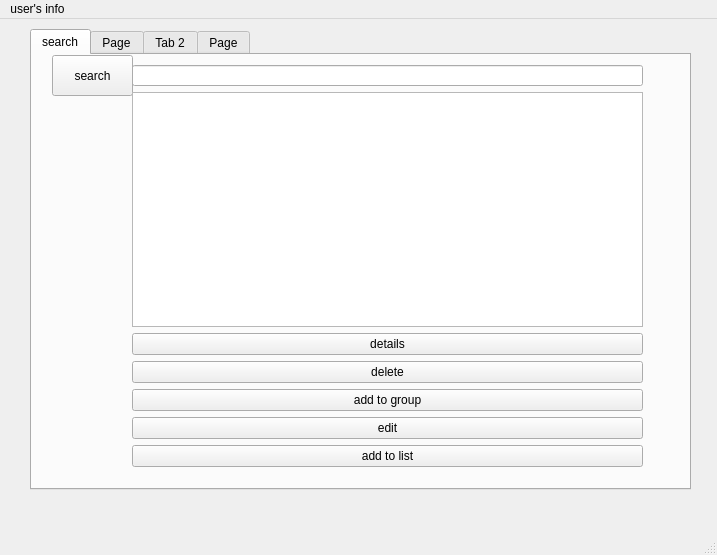
This is Store/main_page.ui in Mitraaaaa/Store as Qt 5 draws it before an edit. The edited form follows.
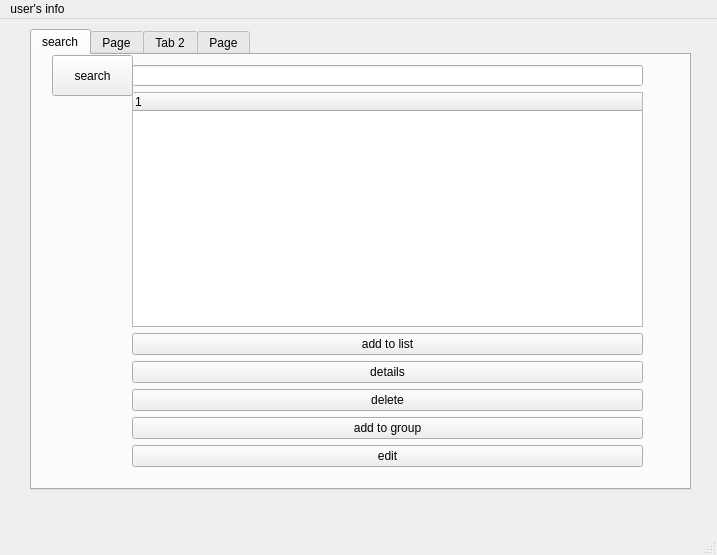
This is the edited form. Icons and pictures are not drawn.

```diff
--- a/Store/main_page.ui
+++ b/Store/main_page.ui
@@ -119,10 +119,27 @@
         </widget>
        </item>
        <item>
-        <widget class="QListWidget" name="listWidget"/>
+        <widget class="QTreeWidget" name="treeWidget">
+         <column>
+          <property name="text">
+           <string notr="true">1</string>
+          </property>
+         </column>
+        </widget>
        </item>
        <item>
-        <widget class="QPushButton" name="pushButton_5">
+        <widget class="QPushButton" name="addtolist">
+         <property name="text">
+          <string>add to list</string>
+         </property>
+         <property name="icon">
+          <iconset resource="recources.qrc">
+           <normaloff>:/rec/img/add.png</normaloff>:/rec/img/add.png</iconset>
+         </property>
+        </widget>
+       </item>
+       <item>
+        <widget class="QPushButton" name="details">
          <property name="text">
           <string>details</string>
          </property>
@@ -171,17 +188,6 @@
          </property>
         </widget>
        </item>
-       <item>
-        <widget class="QPushButton" name="pushButton_2">
-         <property name="text">
-          <string>add to list</string>
-         </property>
-         <property name="icon">
-          <iconset resource="recources.qrc">
-           <normaloff>:/rec/img/add.png</normaloff>:/rec/img/add.png</iconset>
-         </property>
-        </widget>
-       </item>
       </layout>
      </widget>
     </widget>
```
Left out of the diff: 8 changed lines with no effect on the pictures.
